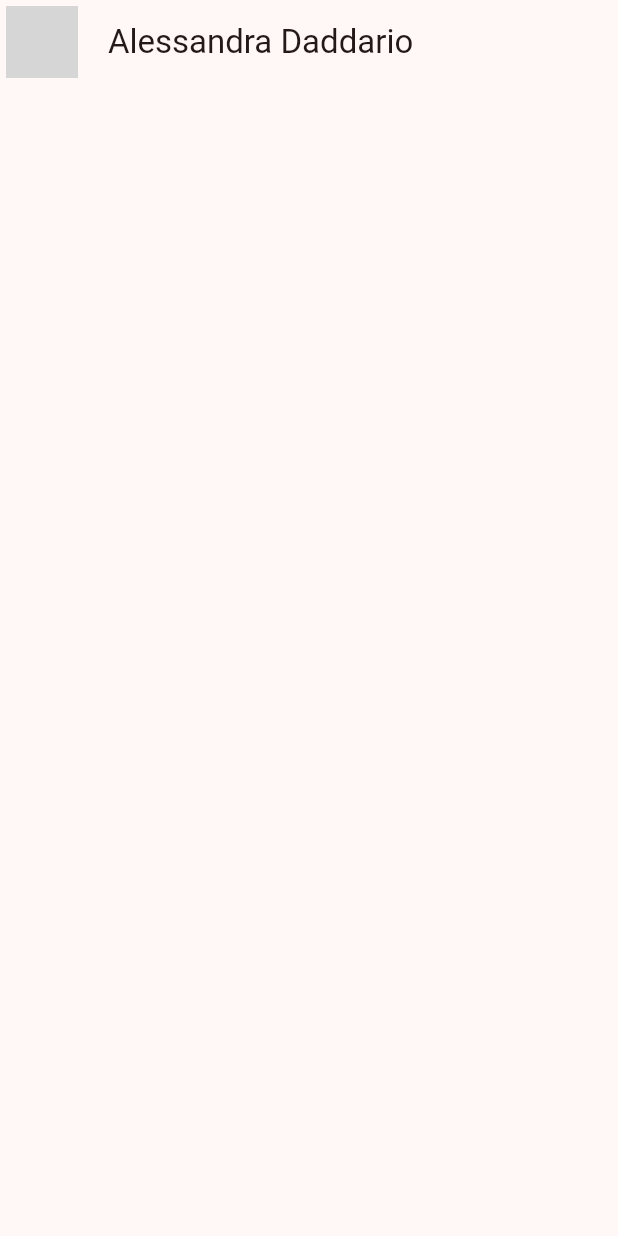
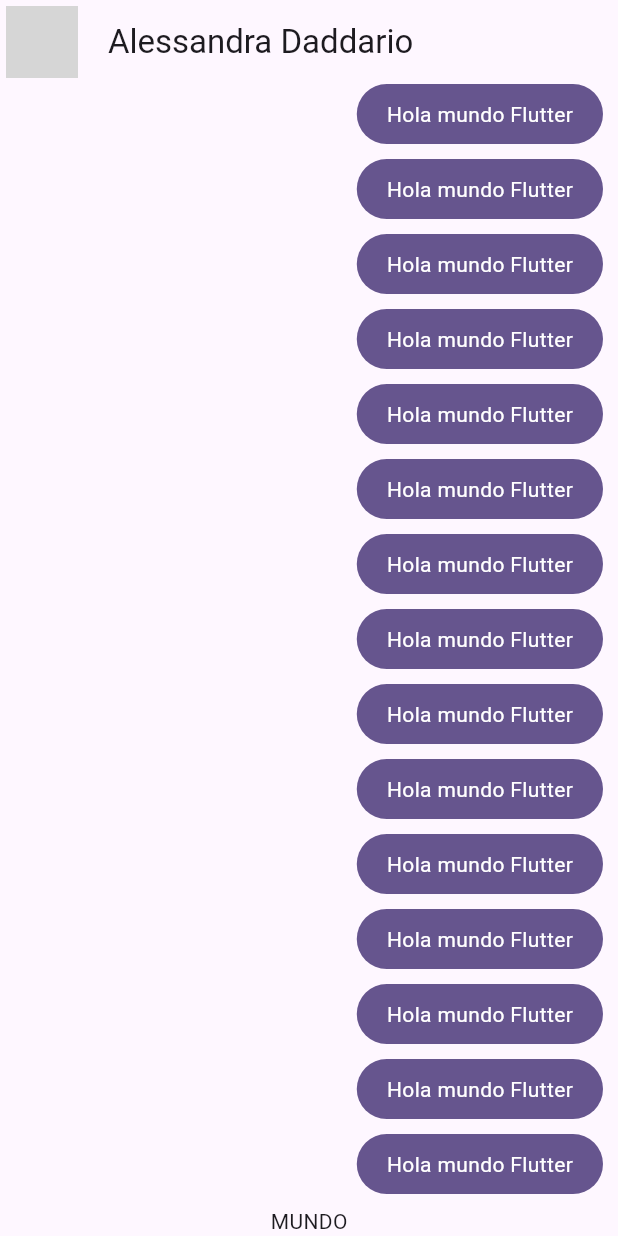
Before and after one commit to franciscogzz/flutter-mobile-from-zero-to-expert, a Flutter app: the screen it shows after launch, on a phone screen of 412 x 824 dp. Run offline on Flutter 3.47's test engine with Material 3 defaults, Android fonts, the phone set to English and light mode, and no system bars; network calls fail; grey boxes are pictures that could not be loaded.

Commit message:
Add my_message_bubble widget

```diff
--- a/04_yes_no_app/lib/main.dart
+++ b/04_yes_no_app/lib/main.dart
@@ -1,6 +1,6 @@
 import 'package:flutter/material.dart';
 import 'package:yes_no_app/config/theme/app_theme.dart';
-import 'package:yes_no_app/presentation/chat/chat_screen.dart';
+import 'package:yes_no_app/presentation/screens/chat/chat_screen.dart';
 
 void main() => runApp(const MyApp());
 
@@ -11,7 +11,7 @@ class MyApp extends StatelessWidget {
   Widget build(BuildContext context) {
     return MaterialApp(
       title: 'Yes No App',
-      theme: AppTheme(selectedColor: 7).theme(),
+      theme: AppTheme(selectedColor: 0).theme(),
       debugShowCheckedModeBanner: false,
       home: const ChatScreen(),
     );
--- a/04_yes_no_app/lib/presentation/chat/chat_screen.dart
+++ /dev/null
@@ -1,22 +0,0 @@
-import 'package:flutter/material.dart';
-
-class ChatScreen extends StatelessWidget {
-  const ChatScreen({super.key});
-
-  @override
-  Widget build(BuildContext context) {
-    return Scaffold(
-      appBar: AppBar(
-        leading: const Padding(
-          padding: EdgeInsets.all(4.0),
-          child: CircleAvatar(
-            backgroundImage: NetworkImage(
-                'https://th.bing.com/th/id/OIP.OwWmQdIJESctxNEgRS2S1gHaKw?rs=1&pid=ImgDetMain'),
-          ),
-        ),
-        title: const Text('Alessandra Daddario'),
-        centerTitle: false,
-      ),
-    );
-  }
-}
--- /dev/null
+++ b/04_yes_no_app/lib/presentation/screens/chat/chat_screen.dart
@@ -0,0 +1,46 @@
+import 'package:flutter/material.dart';
+import 'package:yes_no_app/presentation/widgets/my_message_bubble.dart';
+
+class ChatScreen extends StatelessWidget {
+  const ChatScreen({super.key});
+
+  @override
+  Widget build(BuildContext context) {
+    return Scaffold(
+        appBar: AppBar(
+          leading: const Padding(
+            padding: EdgeInsets.all(4.0),
+            child: CircleAvatar(
+              backgroundImage: NetworkImage(
+                  'https://th.bing.com/th/id/OIP.OwWmQdIJESctxNEgRS2S1gHaKw?rs=1&pid=ImgDetMain'),
+            ),
+          ),
+          title: const Text('Alessandra Daddario'),
+          centerTitle: false,
+        ),
+        body: _ChatView());
+  }
+}
+
+class _ChatView extends StatelessWidget {
+  @override
+  Widget build(BuildContext context) {
+    return SafeArea(
+      child: Padding(
+        padding: const EdgeInsets.symmetric(horizontal: 10),
+        child: Column(
+          children: [
+            Expanded(
+                child: ListView.builder(
+              itemCount: 100,
+              itemBuilder: (context, index) {
+                return const MyMessageBubble();
+              },
+            )),
+            Text('MUNDO')
+          ],
+        ),
+      ),
+    );
+  }
+}
--- /dev/null
+++ b/04_yes_no_app/lib/presentation/widgets/my_message_bubble.dart
@@ -0,0 +1,31 @@
+import 'package:flutter/material.dart';
+
+class MyMessageBubble extends StatelessWidget {
+  const MyMessageBubble({super.key});
+
+  @override
+  Widget build(BuildContext context) {
+    // Obtiene la configuración global del tema
+    final colors = Theme.of(context).colorScheme;
+
+    return Column(
+      crossAxisAlignment: CrossAxisAlignment.end,
+      children: [
+        Container(
+          decoration: BoxDecoration(
+              color: colors.primary, borderRadius: BorderRadius.circular(20)),
+          child: const Padding(
+            padding: EdgeInsets.symmetric(horizontal: 20, vertical: 10),
+            child: Text(
+              'Hola mundo Flutter',
+              style: TextStyle(color: Colors.white),
+            ),
+          ),
+        ),
+        const SizedBox(
+          height: 10,
+        )
+      ],
+    );
+  }
+}
```
